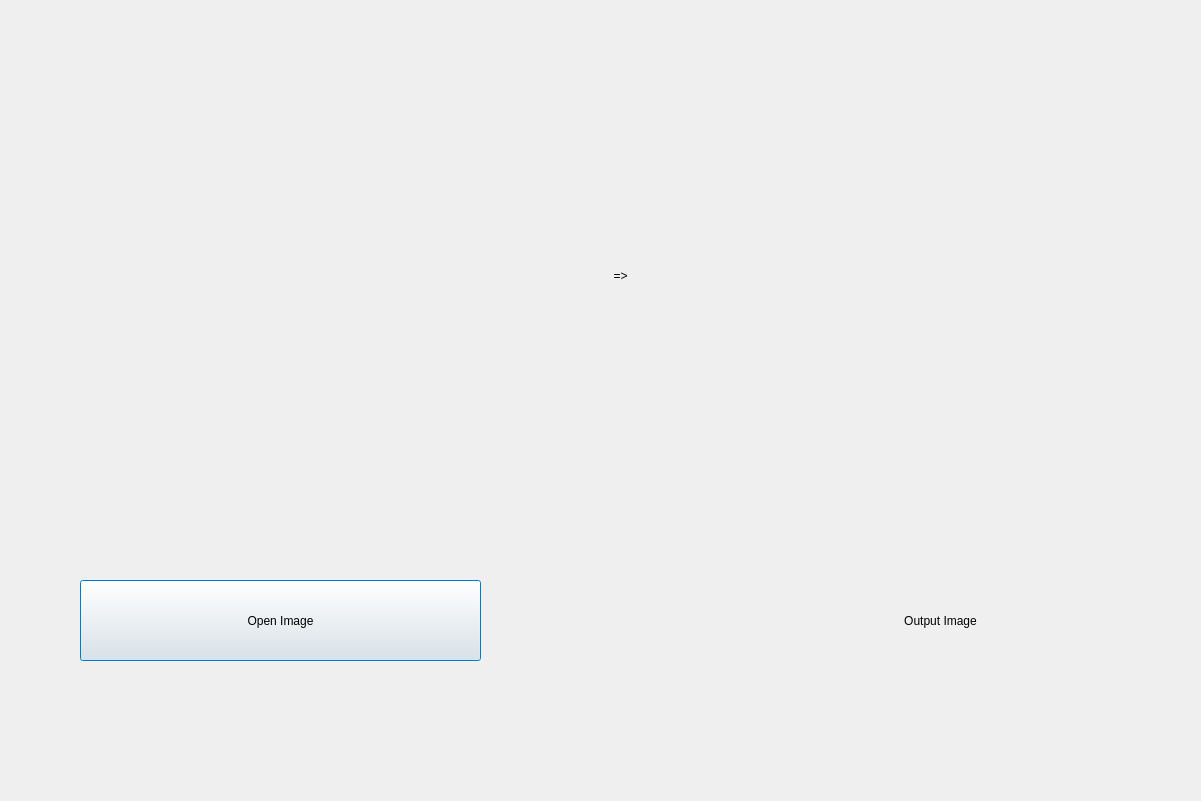
Qt form All_Project_Files/Final_Project_Files/Negative_Image_Screen.ui (Haleshot/Image_Processing) before a commit.
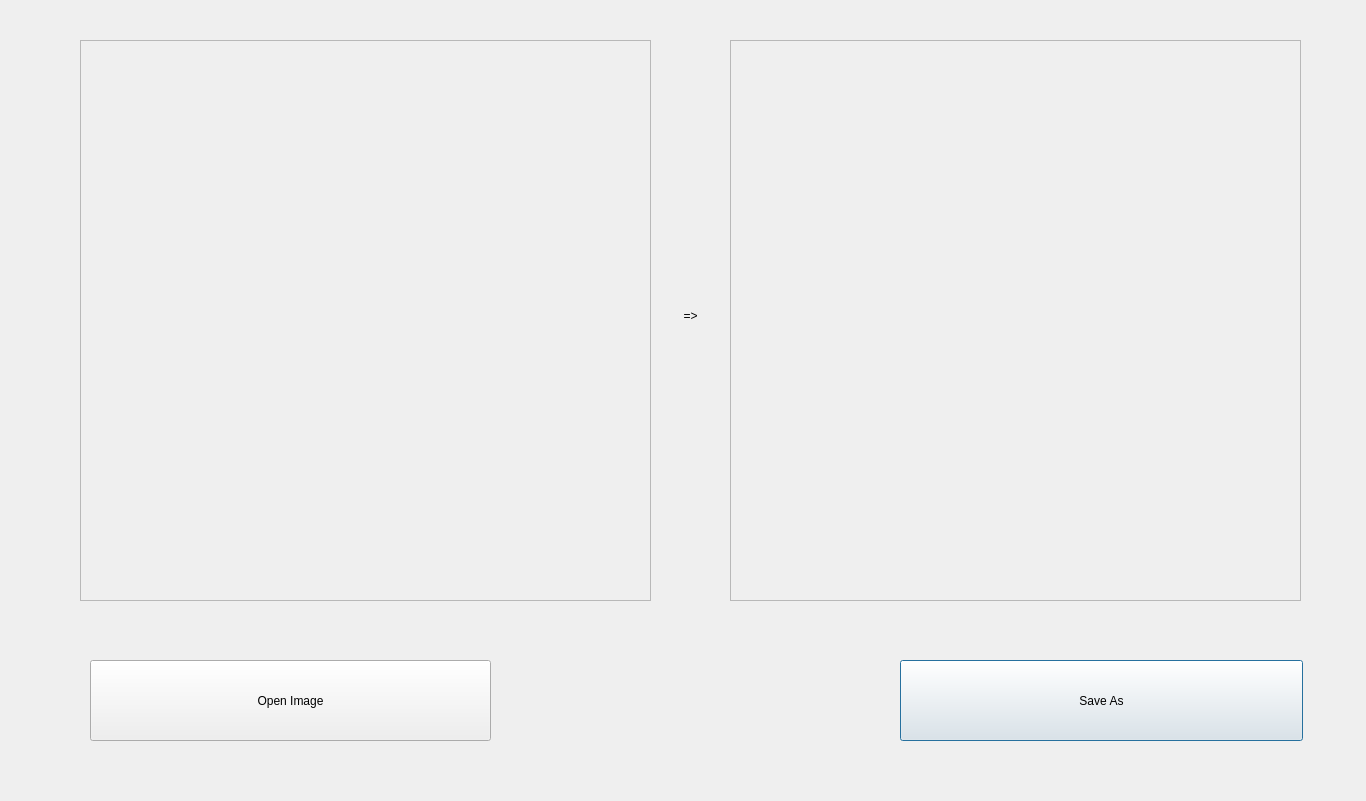
The same form after that commit.

```diff
--- a/All_Project_Files/Final_Project_Files/Negative_Image_Screen.ui
+++ b/All_Project_Files/Final_Project_Files/Negative_Image_Screen.ui
@@ -6,63 +6,86 @@
    <rect>
     <x>0</x>
     <y>0</y>
-    <width>1201</width>
+    <width>1366</width>
     <height>801</height>
    </rect>
   </property>
   <property name="windowTitle">
    <string>Dialog</string>
   </property>
-  <widget class="QLabel" name="label_3">
+  <widget class="QLabel" name="label_5">
    <property name="geometry">
     <rect>
-     <x>590</x>
-     <y>260</y>
-     <width>61</width>
-     <height>31</height>
+     <x>400</x>
+     <y>740</y>
+     <width>581</width>
+     <height>41</height>
     </rect>
    </property>
    <property name="styleSheet">
-    <string notr="true">font: 22pt &quot;MS Shell Dlg 2&quot;;</string>
+    <string notr="true">color: rgb(255, 0, 0);</string>
    </property>
    <property name="text">
-    <string>=&gt;</string>
+    <string/>
    </property>
    <property name="alignment">
     <set>Qt::AlignCenter</set>
    </property>
   </widget>
-  <widget class="QLabel" name="label">
+  <widget class="QPushButton" name="Save_As">
    <property name="geometry">
     <rect>
-     <x>20</x>
-     <y>40</y>
-     <width>511</width>
-     <height>461</height>
+     <x>900</x>
+     <y>660</y>
+     <width>403</width>
+     <height>81</height>
     </rect>
    </property>
    <property name="text">
-    <string/>
+    <string>Save As</string>
    </property>
   </widget>
-  <widget class="QLabel" name="label_2">
+  <widget class="QScrollArea" name="scrollArea_2">
    <property name="geometry">
     <rect>
-     <x>700</x>
+     <x>730</x>
      <y>40</y>
-     <width>481</width>
-     <height>461</height>
+     <width>571</width>
+     <height>561</height>
     </rect>
    </property>
-   <property name="text">
-    <string/>
+   <property name="widgetResizable">
+    <bool>true</bool>
    </property>
+   <widget class="QWidget" name="scrollAreaWidgetContents_2">
+    <property name="geometry">
+     <rect>
+      <x>0</x>
+      <y>0</y>
+      <width>569</width>
+      <height>559</height>
+     </rect>
+    </property>
+    <widget class="QLabel" name="label_2">
+     <property name="geometry">
+      <rect>
+       <x>10</x>
+       <y>20</y>
+       <width>571</width>
+       <height>561</height>
+      </rect>
+     </property>
+     <property name="text">
+      <string/>
+     </property>
+    </widget>
+   </widget>
   </widget>
   <widget class="QPushButton" name="Open_Image_Button">
    <property name="geometry">
     <rect>
-     <x>80</x>
-     <y>580</y>
+     <x>90</x>
+     <y>660</y>
      <width>401</width>
      <height>81</height>
     </rect>
@@ -71,20 +94,56 @@
     <string>Open Image</string>
    </property>
   </widget>
-  <widget class="QLabel" name="label_4">
+  <widget class="QScrollArea" name="scrollArea">
    <property name="geometry">
     <rect>
-     <x>800</x>
-     <y>600</y>
-     <width>281</width>
-     <height>41</height>
+     <x>80</x>
+     <y>40</y>
+     <width>571</width>
+     <height>561</height>
+    </rect>
+   </property>
+   <property name="widgetResizable">
+    <bool>true</bool>
+   </property>
+   <widget class="QWidget" name="scrollAreaWidgetContents">
+    <property name="geometry">
+     <rect>
+      <x>0</x>
+      <y>0</y>
+      <width>569</width>
+      <height>559</height>
+     </rect>
+    </property>
+    <widget class="QLabel" name="label">
+     <property name="geometry">
+      <rect>
+       <x>10</x>
+       <y>20</y>
+       <width>571</width>
+       <height>561</height>
+      </rect>
+     </property>
+     <property name="text">
+      <string/>
+     </property>
+    </widget>
+   </widget>
+  </widget>
+  <widget class="QLabel" name="label_3">
+   <property name="geometry">
+    <rect>
+     <x>660</x>
+     <y>300</y>
+     <width>61</width>
+     <height>31</height>
     </rect>
    </property>
    <property name="styleSheet">
-    <string notr="true">font: 16pt &quot;MS Shell Dlg 2&quot;;</string>
+    <string notr="true">font: 22pt &quot;MS Shell Dlg 2&quot;;</string>
    </property>
    <property name="text">
-    <string>Output Image</string>
+    <string>=&gt;</string>
    </property>
    <property name="alignment">
     <set>Qt::AlignCenter</set>
```
